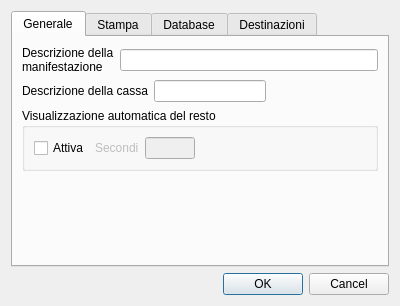
mtonin/gestcassa, file src/configurazionedlg.ui: the form before one commit.
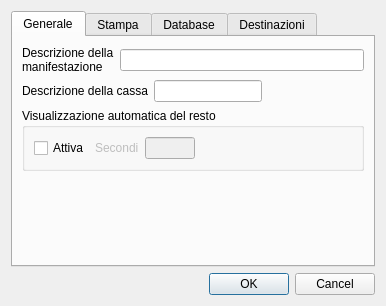
The form after the commit. The open tabs and pages were chosen to show the change. Custom widgets are drawn as their Qt base class.

```diff
--- a/src/configurazionedlg.ui
+++ b/src/configurazionedlg.ui
@@ -6,8 +6,8 @@
    <rect>
     <x>0</x>
     <y>0</y>
-    <width>400</width>
-    <height>300</height>
+    <width>386</width>
+    <height>276</height>
    </rect>
   </property>
   <property name="windowTitle">
```
Left out of the diff: 2 changed lines with no effect on the pictures.
